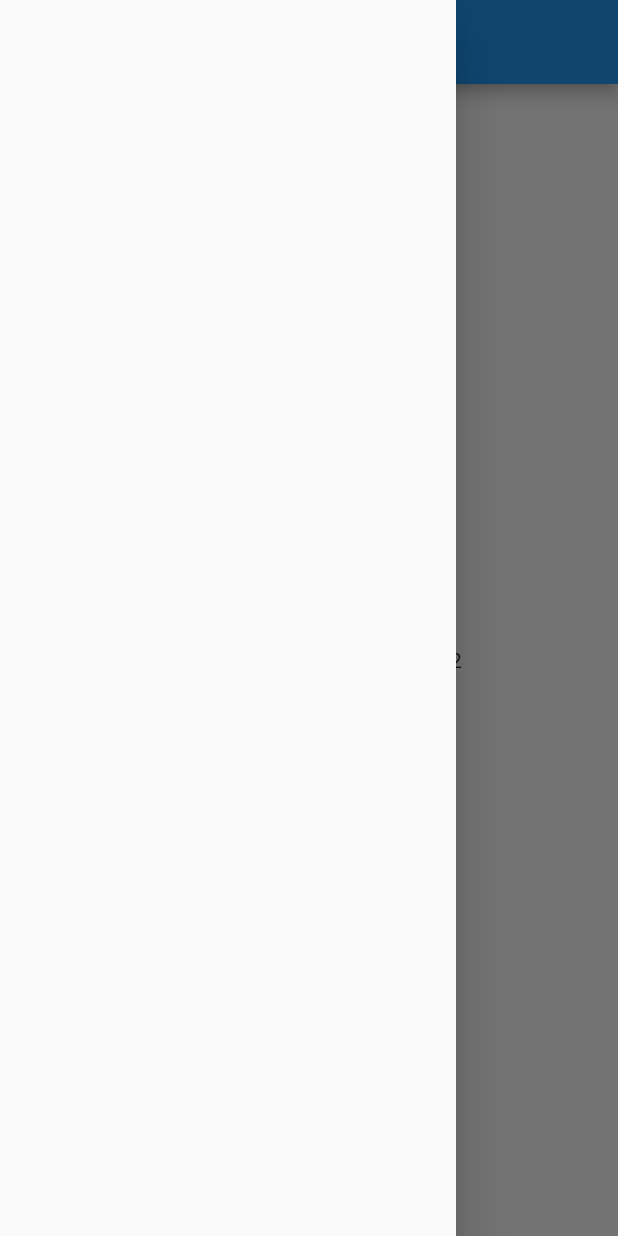
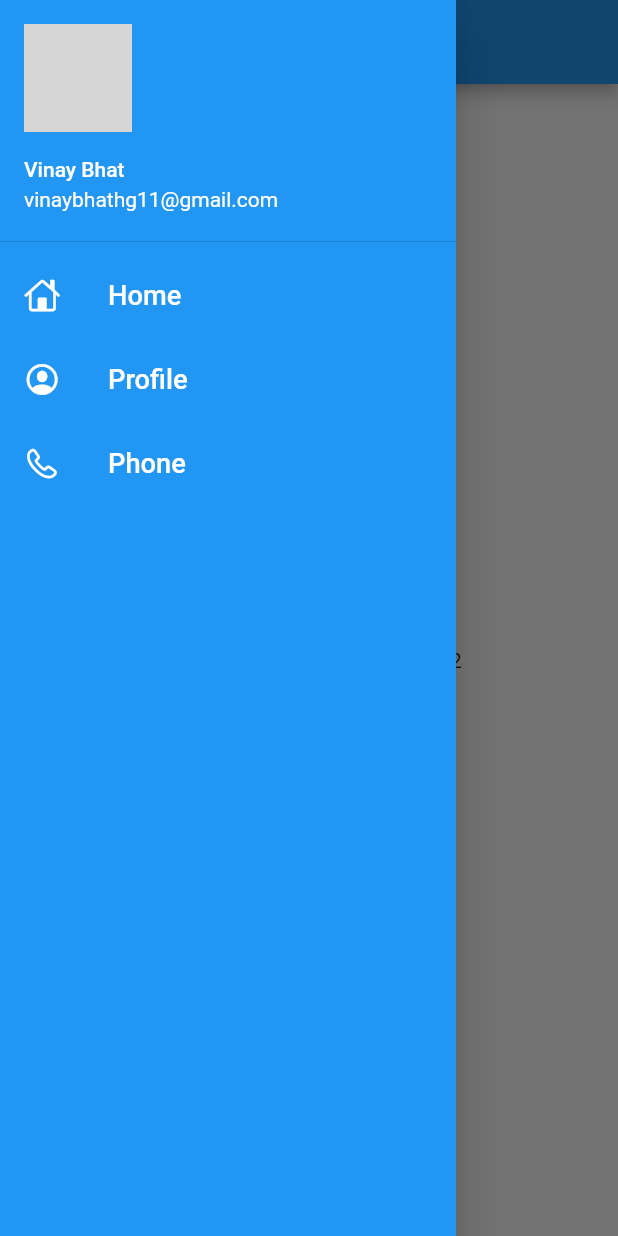
Before and after one commit to vinay-nb/Flutter_Basics, a Flutter app: the screen it shows after launch, with the side drawer open, on a phone screen of 412 x 824 dp. Run offline on Flutter 3.47's test engine with Material 2 defaults, Android fonts, the phone set to English and light mode, and no system bars; network calls fail; grey boxes are pictures that could not be loaded.

Commit message:
ListView

```diff
--- a/lib/main.dart
+++ b/lib/main.dart
@@ -23,7 +23,7 @@ class MyApp extends StatelessWidget {
       themeMode: ThemeMode.light,
       theme: ThemeData(primarySwatch: Colors.blue),
       darkTheme: ThemeData(brightness: Brightness.dark),
-      initialRoute: "/home",
+      initialRoute: MyRoutes.homeRoute,
       routes: {
         "/": (context) => LoginPage(),
         MyRoutes.homeRoute: (context) => HomePage(),
--- a/lib/pages/home_page.dart
+++ b/lib/pages/home_page.dart
@@ -1,4 +1,5 @@
 import 'package:flutter/material.dart';
+import 'package:my_app/widgets/MyDrawer.dart';
 
 class HomePage extends StatelessWidget {
   const HomePage({Key? key}) : super(key: key);
@@ -18,7 +19,7 @@ class HomePage extends StatelessWidget {
       ),
       body: Center(
           child: Container(child: Text("Hello $days by $name on $days1 $pi1"))),
-      drawer: Drawer(),
+      drawer: MyDrawer(),
     );
   }
 }
--- a/lib/pages/login_page.dart
+++ b/lib/pages/login_page.dart
@@ -93,6 +93,7 @@ class _LoginPageState extends State<LoginPage> {
                             height: 25.0,
                           ),
                           Material(
+                            // splashColor: Colors.red,
                             color: Colors.blue,
                             borderRadius:
                                 BorderRadius.circular(buttonChange ? 60 : 7),
--- /dev/null
+++ b/lib/widgets/MyDrawer.dart
@@ -0,0 +1,68 @@
+import 'package:flutter/cupertino.dart';
+import 'package:flutter/material.dart';
+
+import 'package:flutter/material.dart';
+
+class MyDrawer extends StatelessWidget {
+  const MyDrawer({Key? key}) : super(key: key);
+  final imageUrl =
+      "https://lh3.googleusercontent.com/a-/AOh14Ghh9RVsFo7C6sPvD8AQodXPxA7wwT06x0g9QUZbVA";
+
+  @override
+  Widget build(BuildContext context) {
+    return Drawer(
+      child: Container(
+        color: Colors.blue,
+        child: ListView(
+          padding: EdgeInsets.zero,
+          children: [
+            DrawerHeader(
+              padding: EdgeInsets.zero,
+              child: UserAccountsDrawerHeader(
+                margin: EdgeInsets.zero,
+                accountName: Text("Vinay Bhat"),
+                accountEmail: Text("vinaybhathg11@gmail.com"),
+                currentAccountPicture: CircleAvatar(
+                  backgroundImage: NetworkImage(imageUrl),
+                ),
+              ),
+            ),
+            ListTile(
+              leading: Icon(
+                CupertinoIcons.home,
+                color: Colors.white,
+              ),
+              title: Text(
+                "Home",
+                textScaleFactor: 1.3,
+                style: TextStyle(color: Colors.white),
+              ),
+            ),
+            ListTile(
+              leading: Icon(
+                CupertinoIcons.profile_circled,
+                color: Colors.white,
+              ),
+              title: Text(
+                "Profile",
+                textScaleFactor: 1.3,
+                style: TextStyle(color: Colors.white),
+              ),
+            ),
+            ListTile(
+              leading: Icon(
+                CupertinoIcons.phone,
+                color: Colors.white,
+              ),
+              title: Text(
+                "Phone",
+                textScaleFactor: 1.3,
+                style: TextStyle(color: Colors.white),
+              ),
+            )
+          ],
+        ),
+      ),
+    );
+  }
+}
```
